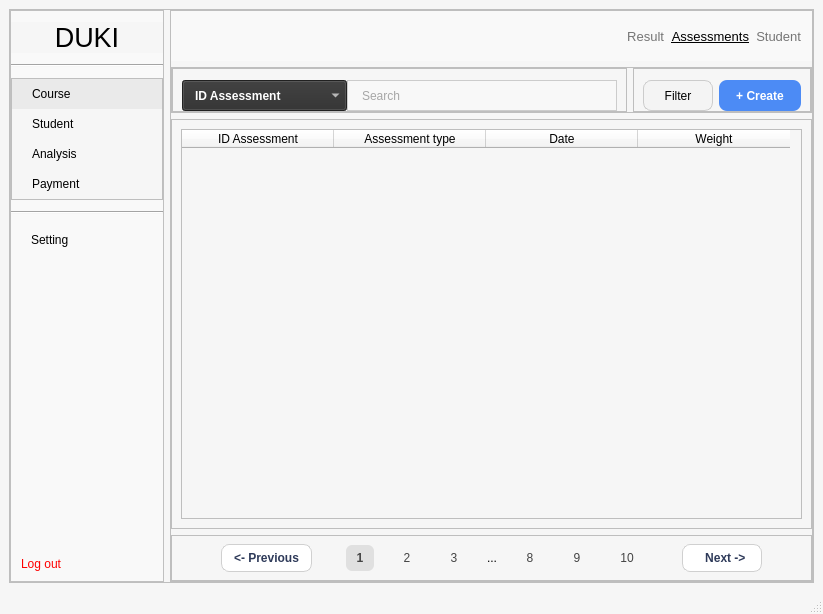
Before: the Qt Designer form ui/course_assessment.ui in Khiem2112/course-management-ml, drawn with Qt 5.
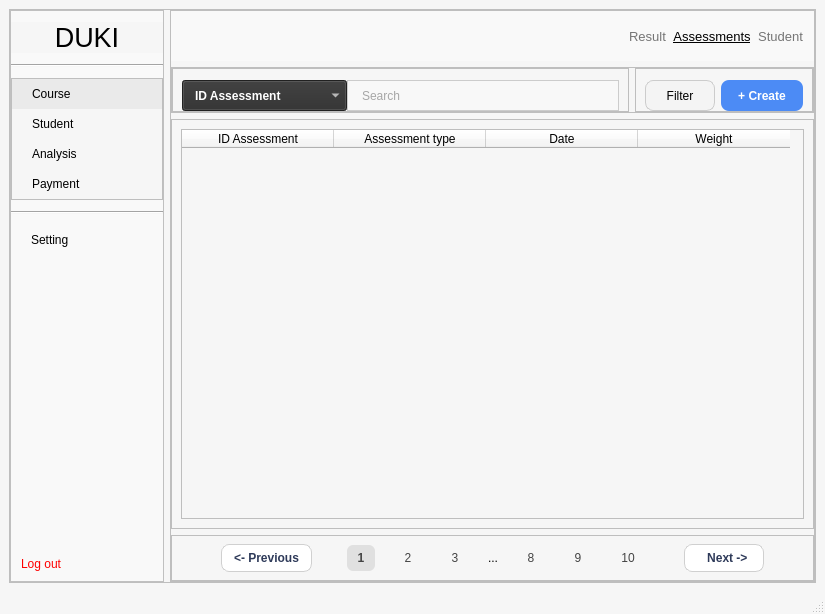
After: the same form once the commit is applied. Icons and pictures are not drawn.

Patch:
```diff
--- a/ui/course_assessment.ui
+++ b/ui/course_assessment.ui
@@ -6,7 +6,7 @@
    <rect>
     <x>0</x>
     <y>0</y>
-    <width>823</width>
+    <width>825</width>
     <height>614</height>
    </rect>
   </property>
@@ -427,6 +427,11 @@
               <height>50</height>
              </size>
             </property>
+            <property name="font">
+             <font>
+              <pointsize>10</pointsize>
+             </font>
+            </property>
             <property name="styleSheet">
              <string notr="true">background-color: #f9f9f9;</string>
             </property>
@@ -460,25 +465,35 @@
               </spacer>
              </item>
              <item>
-              <widget class="QLabel" name="header_result">
+              <widget class="QPushButton" name="header_result">
+               <property name="sizePolicy">
+                <sizepolicy hsizetype="Preferred" vsizetype="Preferred">
+                 <horstretch>0</horstretch>
+                 <verstretch>0</verstretch>
+                </sizepolicy>
+               </property>
                <property name="font">
                 <font>
                  <pointsize>10</pointsize>
                 </font>
                </property>
                <property name="styleSheet">
-                <string notr="true">color:#757575</string>
+                <string notr="true">color:#757575;
+border: none</string>
                </property>
                <property name="text">
                 <string>Result</string>
                </property>
-               <property name="alignment">
-                <set>Qt::AlignRight|Qt::AlignTrailing|Qt::AlignVCenter</set>
-               </property>
               </widget>
              </item>
              <item>
-              <widget class="QLabel" name="header_assessment">
+              <widget class="QPushButton" name="header_assessment">
+               <property name="sizePolicy">
+                <sizepolicy hsizetype="Preferred" vsizetype="Preferred">
+                 <horstretch>0</horstretch>
+                 <verstretch>0</verstretch>
+                </sizepolicy>
+               </property>
                <property name="font">
                 <font>
                  <pointsize>10</pointsize>
@@ -486,33 +501,35 @@
                 </font>
                </property>
                <property name="styleSheet">
-                <string notr="true">color: black</string>
+                <string notr="true">border: none;
+color: black
+</string>
                </property>
                <property name="text">
                 <string>Assessments</string>
                </property>
-               <property name="alignment">
-                <set>Qt::AlignRight|Qt::AlignTrailing|Qt::AlignVCenter</set>
-               </property>
               </widget>
              </item>
              <item>
-              <widget class="QLabel" name="header_student">
+              <widget class="QPushButton" name="header_student">
+               <property name="sizePolicy">
+                <sizepolicy hsizetype="Preferred" vsizetype="Preferred">
+                 <horstretch>0</horstretch>
+                 <verstretch>0</verstretch>
+                </sizepolicy>
+               </property>
                <property name="font">
                 <font>
                  <pointsize>10</pointsize>
-                 <underline>false</underline>
                 </font>
                </property>
                <property name="styleSheet">
-                <string notr="true">color:#757575</string>
+                <string notr="true">color:#757575;
+border: none</string>
                </property>
                <property name="text">
                 <string>Student</string>
                </property>
-               <property name="alignment">
-                <set>Qt::AlignRight|Qt::AlignTrailing|Qt::AlignVCenter</set>
-               </property>
               </widget>
              </item>
             </layout>
```
Left out of the diff: 26 changed lines with no effect on the pictures.
